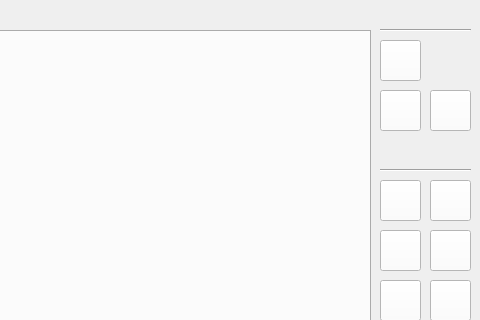
Above: Update/Logic_Gate_Simulator/dlg_home.ui from ElliotHarding/Logic-Gate-Simulator before the change; both pictures show x 320 to 800 and y 0 to 320 of the 800 by 600 pixel window. Below: the same form after it.
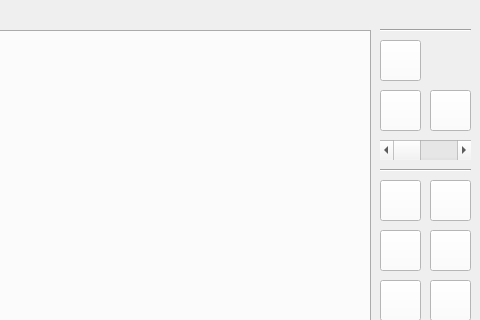
That is the form after the change. Icons and pictures are not drawn.

What changed in the file:
```diff
--- a/Update/Logic_Gate_Simulator/dlg_home.ui
+++ b/Update/Logic_Gate_Simulator/dlg_home.ui
@@ -582,6 +582,19 @@
      </size>
     </property>
    </widget>
+   <widget class="QScrollBar" name="horizontalScrollBar">
+    <property name="geometry">
+     <rect>
+      <x>700</x>
+      <y>140</y>
+      <width>91</width>
+      <height>20</height>
+     </rect>
+    </property>
+    <property name="orientation">
+     <enum>Qt::Horizontal</enum>
+    </property>
+   </widget>
   </widget>
   <action name="actionNew_page">
    <property name="text">
```
